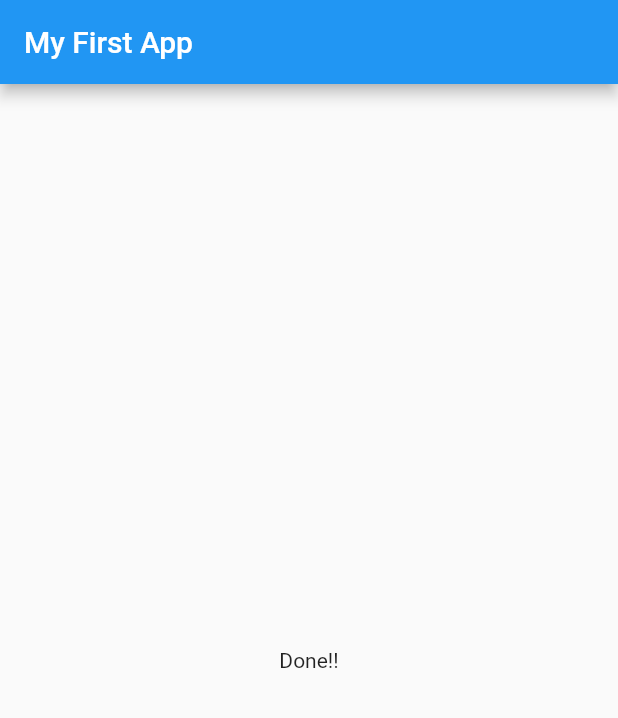
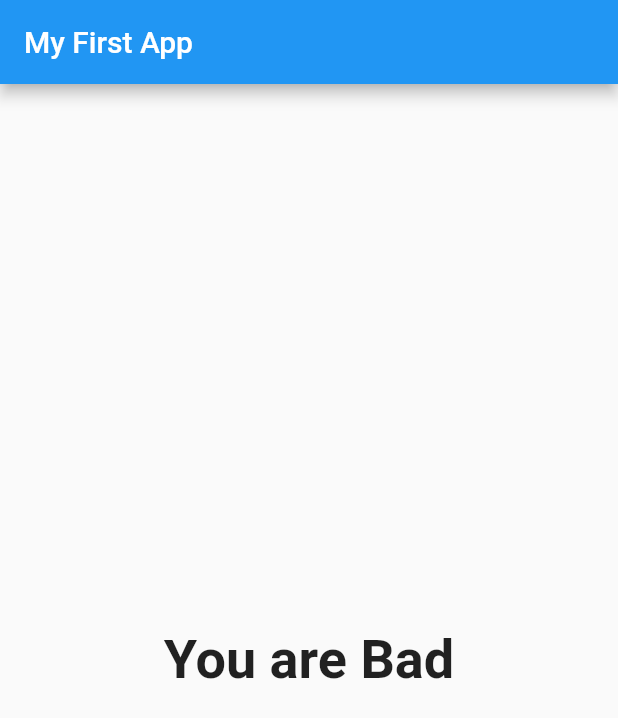
Before and after one commit to pyzen5/quiz, a Flutter app: the screen it shows after launch, after a tap on "Black", after a tap on "Snake", after a tap on "Doe", on a phone screen of 412 x 824 dp. Shown: the top 718 px of the screen. Run offline on Flutter 3.47's test engine with Material 2 defaults, Android fonts, the phone set to English and light mode, and no system bars.

Commit message:
basic app

```diff
--- a/lib/main.dart
+++ b/lib/main.dart
@@ -20,21 +20,40 @@ class _MyAppState extends State<MyApp> {
   final _questions = [
     {
       'questionText': 'Whats your favorite color?',
-      'answers': ['Black', 'Red', 'Blue', 'Green'],
+      'answers': [
+        {'text': 'Black', 'score': 10},
+        {'text': 'Red', 'score': 50},
+        {'text': 'Blue', 'score': 60},
+        {'text': 'Green', 'score': 80},
+      ],
     },
     {
       'questionText': 'Whats your favorite animal?',
-      'answers': ['Rabbit', 'Snake', 'Lion', 'Elephant'],
+      'answers': [
+        {'text': 'Rabbit', 'score': 85},
+        {'text': 'Snake', 'score': 50},
+        {'text': 'Lion', 'score': 60},
+        {'text': 'Elephant', 'score': 70},
+      ],
     },
     {
       'questionText': 'Whos your favorite instructor?',
-      'answers': ['John', 'Dew', 'Doe', 'Wick'],
+      'answers': [
+        {'text': 'John', 'score': 60},
+        {'text': 'Dew', 'score': 50},
+        {'text': 'Doe', 'score': 20},
+        {'text': 'Wick', 'score': 100},
+      ],
     },
   ];
 
   var _questionIndex = 0;
+  var _totalScore = 0;
 
-  void _answerQuestion() {
+  void _answerQuestion(int score) {
+
+    _totalScore += score;
+
     setState(() {
       _questionIndex = _questionIndex + 1;
     });
@@ -57,7 +76,7 @@ class _MyAppState extends State<MyApp> {
                 questions: _questions,
                 questionIndex: _questionIndex,
               )
-            : Result(),
+            : Result(_totalScore),
       ),
     );
   }
--- a/lib/quiz.dart
+++ b/lib/quiz.dart
@@ -18,8 +18,8 @@ class Quiz extends StatelessWidget {
     return Column(
       children: [
         Question(questions[questionIndex]['questionText']),
-        ...(questions[questionIndex]['answers'] as List<String>).map((answer) {
-          return Answer(answerQuestions, answer);
+        ...(questions[questionIndex]['answers'] as List<Map<String, Object>>).map((answer) {
+          return Answer(() => answerQuestions(answer['score']), answer['text']);
         }).toList(),
       ],
     );
--- a/lib/result.dart
+++ b/lib/result.dart
@@ -1,8 +1,32 @@
 import 'package:flutter/material.dart';
 
 class Result extends StatelessWidget {
+  final int resultScore;
+
+  Result(this.resultScore);
+
+  String get resultPhrase {
+    var resultText = 'You did it!!';
+    if(resultScore <= 50) {
+      resultText = 'You are awesome';
+    } else if(resultScore <= 70) {
+      resultText = 'You are Likeable';
+    } else if(resultScore <= 100) {
+      resultText = 'You are Bad';
+    } else {
+      resultText = 'You are What you are!!';
+    }
+    return resultText;
+  }
+
   @override
   Widget build(BuildContext context) {
-    return Center(child: Text('Done!!'));
+    return Center(
+      child: Text(
+        resultPhrase,
+        style: TextStyle(fontSize: 36, fontWeight: FontWeight.bold),
+        textAlign: TextAlign.center,
+      ),
+    );
   }
 }
```
